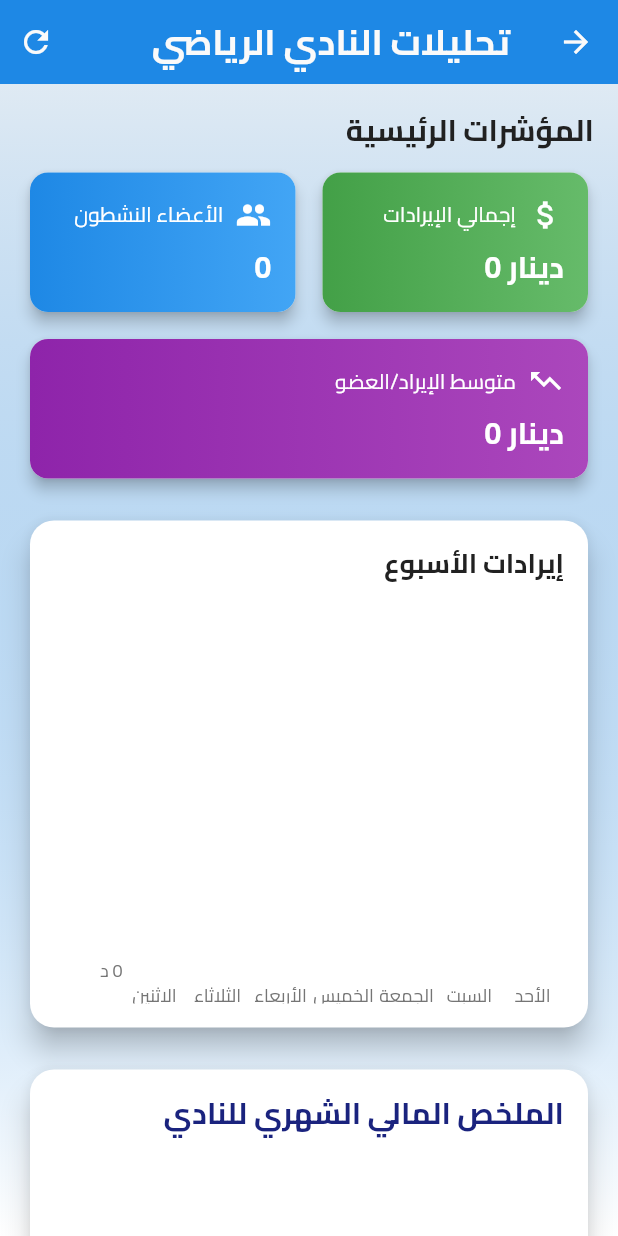
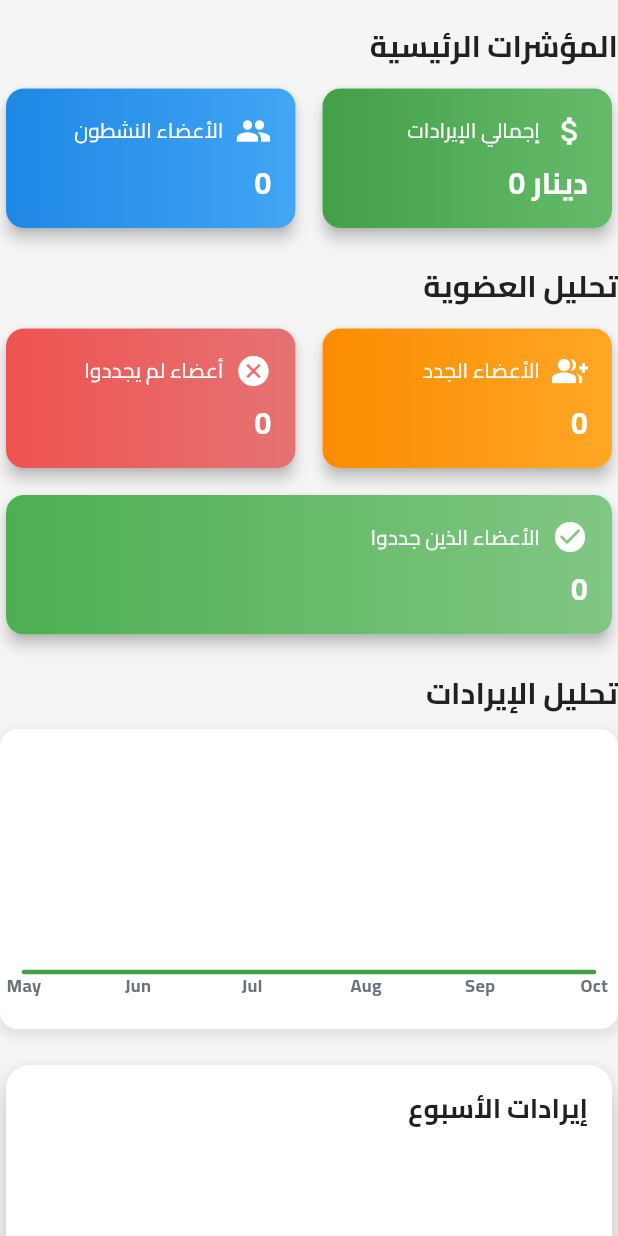
Before and after one commit to Rayen-nasser/gym_manager, a Flutter app: the GymAnalyticsDashboard screen opened directly, on a phone screen of 412 x 824 dp. Run offline on Flutter 3.47's test engine with Material 3 defaults, Android fonts, the phone set to English and light mode, and no system bars; drawn by our look-alikes of fl_chart; our stand-ins replace cloud_firestore, firebase_auth, firebase_core, google_fonts, shared_preferences; accounts and stored records are empty.

Commit message:
implement chart and other important information about gym

```diff
--- a/lib/screens/daily_report/daily_report_screen.dart
+++ b/lib/screens/daily_report/daily_report_screen.dart
@@ -1,195 +1,52 @@
 import 'package:flutter/material.dart';
 import 'package:cloud_firestore/cloud_firestore.dart';
-import 'package:fl_chart/fl_chart.dart';
+import 'package:provider/provider.dart';  // Import Provider
+import 'package:gym_energy/widgets/metrics_card_widget.dart';
 import 'package:gym_energy/widgets/weekly_revenue_chart.dart';
-import 'package:intl/intl.dart';
 import 'package:gym_energy/model/member.dart';
-import 'package:intl/intl.dart' as intl;
-
+import '../../provider/gym_provider.dart';
 import '../../widgets/monthly_financial_overview_widget.dart';
 
-class GymAnalyticsDashboard extends StatefulWidget {
+class GymAnalyticsDashboard extends StatelessWidget {
   const GymAnalyticsDashboard({Key? key}) : super(key: key);
 
   @override
-  State<GymAnalyticsDashboard> createState() => _GymAnalyticsDashboardState();
-}
-
-class _GymAnalyticsDashboardState extends State<GymAnalyticsDashboard> {
-  final FirebaseFirestore _firestore = FirebaseFirestore.instance;
-  List<Member> _members = [];
-  bool _isLoading = true;
-  String _selectedPeriod = 'month';
-
-  // Arabic text constants
-  static const String appTitle = 'تحليلات النادي الرياضي';
-  static const String keyMetrics = 'المؤشرات الرئيسية';
-  static const String totalRevenue_label = 'إجمالي الإيرادات';
-  static const String activeMembers_label = 'الأعضاء النشطون';
-  static const String avgRevenue = 'متوسط الإيراد/العضو';
-
-  @override
-  void initState() {
-    super.initState();
-    _loadData();
-  }
-
-  Future<void> _loadData() async {
-    setState(() => _isLoading = true);
-    try {
-      final QuerySnapshot membersSnapshot =
-      await _firestore.collection('clients').get();
-
-      _members = membersSnapshot.docs
-          .map((doc) => Member.fromMap(
-          doc.data() as Map<String, dynamic>, doc.id))
-          .toList();
-
-    } catch (e) {
-      print('Error loading data: $e');
-    }
-    setState(() => _isLoading = false);
-  }
-
-  // Financial calculations
-  double get totalRevenue =>
-      _members.fold(0, (sum, member) => sum + member.totalPaid);
-
-  int get activeMembers =>
-      _members.where((m) => m.isActive && m.isExpirationActive).length;
-
-  double get averageRevenuePerMember =>
-      activeMembers > 0 ? totalRevenue / activeMembers : 0;
-
-  // Sports statistics
-  Map<String, int> get sportsDistribution {
-    final Map<String, int> distribution = {};
-    for (var member in _members) {
-      for (var sport in member.sports) {
-        distribution[sport.name] = (distribution[sport.name] ?? 0) + 1;
-      }
-    }
-    return distribution;
-  }
-
-  @override
   Widget build(BuildContext context) {
-    if (_isLoading) {
+    return ChangeNotifierProvider(
+      create: (context) => GymProvider()..loadData(), // Initialize the provider
+      child: Scaffold(
+        body: Consumer<GymProvider>(
+          builder: (context, gymProvider, child) {
+            if (gymProvider.isLoading) {
               return const Center(child: CircularProgressIndicator());
             }
 
-    return Scaffold(
-        appBar: AppBar(
-          title: Text(
-            appTitle,
-            style: const TextStyle(
-              fontFamily: 'Cairo',
-              fontWeight: FontWeight.bold,
+            return RefreshIndicator(
+              onRefresh: gymProvider.loadData,
+              child: ListView(
+                padding: const EdgeInsets.symmetric(vertical: 16),
+                children: [
+                  MetricsCardsWidget(members: gymProvider.members),
+                  const SizedBox(height: 20),
+                  WeeklyRevenueChart(gymProvider.members),
+                  const SizedBox(height: 20),
+                  GymMonthlyFinancialOverview(
+                    members: gymProvider.members,
+                    currentDate: DateTime.now(),
                   ),
-          ),
-          backgroundColor: const Color(0xFF1E88E5),
-          elevation: 0,
-          actions: [
-            IconButton(
-              icon: const Icon(Icons.refresh),
-              onPressed: _loadData,
-            ),
+                  const SizedBox(height: 20),
+                  _buildSportsDistribution(gymProvider),
                 ],
               ),
-        body: Container(
-          decoration: BoxDecoration(
-            gradient: LinearGradient(
-              begin: Alignment.topCenter,
-              end: Alignment.bottomCenter,
-              colors: [
-                const Color(0xFF1E88E5).withOpacity(0.1),
-                Colors.white,
-              ],
-            ),
-          ),
-          child: RefreshIndicator(
-            onRefresh: _loadData,
-            child: ListView(
-              padding: const EdgeInsets.all(16),
-              children: [
-                _buildMetricsCards(),
-                const SizedBox(height: 20),
-                WeeklyRevenueChart(_members),
-                const SizedBox(height: 20),
-                GymMonthlyFinancialOverview(
-                  members: _members, // Pass your list of Member objects
-                  currentDate: DateTime.now(), // Or pass a specific date
-                ),
-                const SizedBox(height: 20),
-                _buildSportsDistribution(),
-              ],
-            ),
+            );
+          },
         ),
       ),
     );
   }
 
-  Widget _buildMetricsCards() {
-    final formatter = intl.NumberFormat.currency(
-      symbol: 'دينار ',
-      decimalDigits: 0,
-    );
-
-    return Column(
-      crossAxisAlignment: CrossAxisAlignment.start,
-      children: [
-        Text(
-          keyMetrics,
-          style: const TextStyle(
-            fontSize: 20,
-            fontWeight: FontWeight.bold,
-            fontFamily: 'Cairo',
-          ),
-        ),
-        const SizedBox(height: 10),
-        Row(
-          children: [
-            Expanded(
-              child: _MetricCard(
-                title: totalRevenue_label,
-                value: formatter.format(totalRevenue),
-                icon: Icons.attach_money,
-                color: const Color(0xFF43A047),
-                gradient: const LinearGradient(
-                  colors: [Color(0xFF43A047), Color(0xFF66BB6A)],
-                ),
-              ),
-            ),
-            const SizedBox(width: 10),
-            Expanded(
-              child: _MetricCard(
-                title: activeMembers_label,
-                value: activeMembers.toString(),
-                icon: Icons.people,
-                color: const Color(0xFF1E88E5),
-                gradient: const LinearGradient(
-                  colors: [Color(0xFF1E88E5), Color(0xFF42A5F5)],
-                ),
-              ),
-            ),
-          ],
-        ),
-        const SizedBox(height: 10),
-        _MetricCard(
-          title: avgRevenue,
-          value: formatter.format(averageRevenuePerMember),
-          icon: Icons.trending_up,
-          color: const Color(0xFF8E24AA),
-          gradient: const LinearGradient(
-            colors: [Color(0xFF8E24AA), Color(0xFFAB47BC)],
-          ),
-        ),
-      ],
-    );
-  }
-
-  Widget _buildSportsDistribution() {
-    final sortedSports = sportsDistribution.entries.toList()
+  Widget _buildSportsDistribution(GymProvider gymProvider) {
+    final sortedSports = gymProvider.sportsDistribution.entries.toList()
       ..sort((a, b) => b.value.compareTo(a.value));
 
     return Card(
@@ -209,64 +66,13 @@ class _GymAnalyticsDashboardState extends State<GymAnalyticsDashboard> {
             ...sortedSports.map((entry) => _SportRow(
               sportName: entry.key,
               memberCount: entry.value,
-              totalMembers: _members.length,
+              totalMembers: gymProvider.members.length,
             )),
           ],
         ),
       ),
     );
   }
-}
-
-Widget _MetricCard({
-  required String title,
-  required String value,
-  required IconData icon,
-  required Color color,
-  required Gradient gradient,
-}) {
-  return Card(
-    elevation: 4,
-    shape: RoundedRectangleBorder(
-      borderRadius: BorderRadius.circular(12),
-    ),
-    child: Container(
-      decoration: BoxDecoration(
-        gradient: gradient,
-        borderRadius: BorderRadius.circular(12),
-      ),
-      padding: const EdgeInsets.all(16),
-      child: Column(
-        crossAxisAlignment: CrossAxisAlignment.start,
-        children: [
-          Row(
-            children: [
-              Icon(icon, color: Colors.white),
-              const SizedBox(width: 8),
-              Text(
-                title,
-                style: const TextStyle(
-                  fontSize: 14,
-                  color: Colors.white,
-                  fontFamily: 'Cairo',
-                ),
-              ),
-            ],
-          ),
-          const SizedBox(height: 8),
-          Text(
-            value,
-            style: const TextStyle(
-              fontSize: 20,
-              fontWeight: FontWeight.bold,
-              color: Colors.white,
-              fontFamily: 'Cairo',
-            ),
-          ),
-        ],
-      ),
-    ),
-  );
 }
 
 class _SportRow extends StatelessWidget {
--- /dev/null
+++ b/lib/widgets/metrics_card_widget.dart
@@ -0,0 +1,294 @@
+import 'package:flutter/material.dart';
+import 'package:intl/intl.dart';
+import 'package:fl_chart/fl_chart.dart';
+import 'package:gym_energy/model/member.dart';
+
+class MetricsCardsWidget extends StatelessWidget {
+  final List<Member> members;
+  final int monthsToShow;
+
+  const MetricsCardsWidget({
+    Key? key,
+    required this.members,
+    this.monthsToShow = 6,
+  }) : super(key: key);
+
+  @override
+  Widget build(BuildContext context) {
+    final formatter = NumberFormat.currency(
+      symbol: 'دينار ',
+      decimalDigits: 0,
+    );
+
+    final now = DateTime.now();
+
+    // Handling month transition for revenue calculation
+    final revenueHistory = List.generate(monthsToShow, (index) {
+      final month = DateTime(now.year, now.month - index, 1);
+      return Member.calculateTotalRevenueForMonth(members, month);
+    }).reversed.toList();
+
+    // Ensuring safe revenue calculation when no revenue data is available
+    final totalRevenue = revenueHistory.isNotEmpty ? revenueHistory.reduce((a, b) => a + b) : 0.0;
+
+    final activeMembers = members.where((m) => m.isActive).length;
+    final averageRevenuePerMember = activeMembers > 0
+        ? totalRevenue / activeMembers.toDouble()
+        : 0.0;
+
+
+    // Fixed calculation for members joined in the last 30 days
+    final joinedMembers = members.where((m) => m.createdAt.isAfter(now.subtract(Duration(days: 30)))).length;
+
+    // Non-renewed and renewed members calculations
+    final nonRenewedMembers = members.where((m) => !m.isActive && m.membershipExpiration.isBefore(now)).length;
+    final renewedMembers = members.where((m) => m.isActive && m.membershipExpiration.isAfter(now)).length;
+
+    return SingleChildScrollView(
+      child: Column(
+        crossAxisAlignment: CrossAxisAlignment.start,
+        children: [
+          _buildSectionTitle('المؤشرات الرئيسية'),
+          const SizedBox(height: 10),
+          _buildMainMetrics(formatter, totalRevenue, activeMembers),
+          const SizedBox(height: 20),
+          _buildSectionTitle('تحليل العضوية'),
+          const SizedBox(height: 10),
+          _buildMembershipAnalysis(formatter, joinedMembers, nonRenewedMembers, renewedMembers, averageRevenuePerMember),
+          const SizedBox(height: 20),
+          _buildSectionTitle('تحليل الإيرادات'),
+          const SizedBox(height: 10),
+          _buildRevenueChart(revenueHistory),
+        ],
+      ),
+    );
+  }
+
+  Widget _buildSectionTitle(String title) {
+    return Text(
+      title,
+      style: const TextStyle(
+        fontSize: 20,
+        fontWeight: FontWeight.bold,
+        fontFamily: 'Cairo',
+      ),
+    );
+  }
+
+  Widget _buildMainMetrics(NumberFormat formatter, double totalRevenue, int activeMembers) {
+    return Row(
+      children: [
+        Expanded(
+          child: _MetricCard(
+            title: 'إجمالي الإيرادات',
+            value: formatter.format(totalRevenue),
+            icon: Icons.attach_money,
+            color: const Color(0xFF43A047),
+            gradient: const LinearGradient(
+              colors: [Color(0xFF43A047), Color(0xFF66BB6A)],
+            ),
+          ),
+        ),
+        const SizedBox(width: 10),
+        Expanded(
+          child: _MetricCard(
+            title: 'الأعضاء النشطون',
+            value: activeMembers.toString(),
+            icon: Icons.people,
+            color: const Color(0xFF1E88E5),
+            gradient: const LinearGradient(
+              colors: [Color(0xFF1E88E5), Color(0xFF42A5F5)],
+            ),
+          ),
+        ),
+      ],
+    );
+  }
+
+  Widget _buildMembershipAnalysis(NumberFormat formatter, int joinedMembers, int nonRenewedMembers, int renewedMembers, double averageRevenuePerMember) {
+    return Column(
+      children: [
+        Row(
+          children: [
+            Expanded(
+              child: _MetricCard(
+                title: 'الأعضاء الجدد',
+                value: joinedMembers.toString(),
+                icon: Icons.group_add,
+                color: const Color(0xFFFB8C00),
+                gradient: const LinearGradient(
+                  colors: [Color(0xFFFB8C00), Color(0xFFFFA726)],
+                ),
+              ),
+            ),
+            const SizedBox(width: 10),
+            Expanded(
+              child: _MetricCard(
+                title: 'أعضاء لم يجددوا',
+                value: nonRenewedMembers.toString(),
+                icon: Icons.cancel,
+                color: const Color(0xFFEF5350),
+                gradient: const LinearGradient(
+                  colors: [Color(0xFFEF5350), Color(0xFFE57373)],
+                ),
+              ),
+            ),
+          ],
+        ),
+        const SizedBox(height: 10),
+        _MetricCard(
+          title: 'الأعضاء الذين جددوا',
+          value: renewedMembers.toString(),
+          icon: Icons.check_circle,
+          color: const Color(0xFF4CAF50),
+          gradient: const LinearGradient(
+            colors: [Color(0xFF4CAF50), Color(0xFF81C784)],
+          ),
+        ),
+      ],
+    );
+  }
+
+  Widget _buildRevenueChart(List<double> revenueHistory) {
+    return Container(
+      height: 200,
+      padding: const EdgeInsets.all(16),
+      decoration: BoxDecoration(
+        color: Colors.white,
+        borderRadius: BorderRadius.circular(12),
+        boxShadow: [
+          BoxShadow(
+            color: Colors.grey.withOpacity(0.2),
+            spreadRadius: 2,
+            blurRadius: 5,
+            offset: const Offset(0, 3),
+          ),
+        ],
+      ),
+      child: LineChart(
+        LineChartData(
+          gridData: FlGridData(show: false),
+          titlesData: FlTitlesData(
+            bottomTitles: AxisTitles(
+              sideTitles: SideTitles(
+                showTitles: true,
+                reservedSize: 22,
+                getTitlesWidget: (value, meta) {
+                  final now = DateTime.now();
+                  final adjustedMonth = now.subtract(Duration(days: (revenueHistory.length - 1 - value.toInt()) * 30));
+                  return Text(
+                    DateFormat('MMM').format(adjustedMonth),
+                    style: const TextStyle(
+                      color: Color(0xff68737d),
+                      fontWeight: FontWeight.bold,
+                      fontSize: 12,
+                    ),
+                  );
+                },
+                interval: 1, // Ensure x-axis ticks are properly spaced
+              ),
+            ),
+            leftTitles: AxisTitles(
+              sideTitles: SideTitles(showTitles: false),
+            ),
+            topTitles: AxisTitles(
+              sideTitles: SideTitles(showTitles: false),
+            ),
+            rightTitles: AxisTitles(
+              sideTitles: SideTitles(showTitles: false),
+            ),
+          ),
+          borderData: FlBorderData(show: false),
+          minX: 0,
+          maxX: revenueHistory.length.toDouble() - 1,
+          minY: 0,
+          maxY: revenueHistory.isNotEmpty
+              ? revenueHistory.reduce((a, b) => a > b ? a : b) * 1.2
+              : 1.0,
+          lineBarsData: [
+            LineChartBarData(
+              spots: revenueHistory.asMap().entries.map((entry) {
+                return FlSpot(entry.key.toDouble(), entry.value);
+              }).toList(),
+              isCurved: true,
+              color: const Color(0xFF43A047),
+              barWidth: 3,
+              isStrokeCapRound: true,
+              dotData: FlDotData(show: false),
+              belowBarData: BarAreaData(
+                show: true,
+                color: const Color(0xFF43A047).withOpacity(0.2),
+              ),
+            ),
+          ],
+        ),
+      ),
+    );
+  }
+
+}
+
+class _MetricCard extends StatelessWidget {
+  final String title;
+  final String value;
+  final IconData icon;
+  final Color color;
+  final Gradient gradient;
+
+  const _MetricCard({
+    Key? key,
+    required this.title,
+    required this.value,
+    required this.icon,
+    required this.color,
+    required this.gradient,
+  }) : super(key: key);
+
+  @override
+  Widget build(BuildContext context) {
+    return Card(
+      elevation: 4,
+      shape: RoundedRectangleBorder(
+        borderRadius: BorderRadius.circular(12),
+      ),
+      child: Container(
+        decoration: BoxDecoration(
+          gradient: gradient,
+          borderRadius: BorderRadius.circular(12),
+        ),
+        padding: const EdgeInsets.all(16),
+        child: Column(
+          crossAxisAlignment: CrossAxisAlignment.start,
+          children: [
+            Row(
+              children: [
+                Icon(icon, color: Colors.white),
+                const SizedBox(width: 8),
+                Expanded(
+                  child: Text(
+                    title,
+                    style: const TextStyle(
+                      fontSize: 14,
+                      color: Colors.white,
+                      fontFamily: 'Cairo',
+                    ),
+                    overflow: TextOverflow.ellipsis,
+                  ),
+                ),
+              ],
+            ),
+            const SizedBox(height: 8),
+            Text(
+              value,
+              style: const TextStyle(
+                fontSize: 20,
+                fontWeight: FontWeight.bold,
+                color: Colors.white,
+              ),
+            ),
+          ],
+        ),
+      ),
+    );
+  }
+}
```
Also changed, not shown: lib/model/member.dart (+20 -22 lines), lib/provider/gym_provider.dart (added, +91 -0 lines), lib/screens/home_screen.dart (+38 -27 lines). Lines whose indentation alone changed are shown as unchanged.
